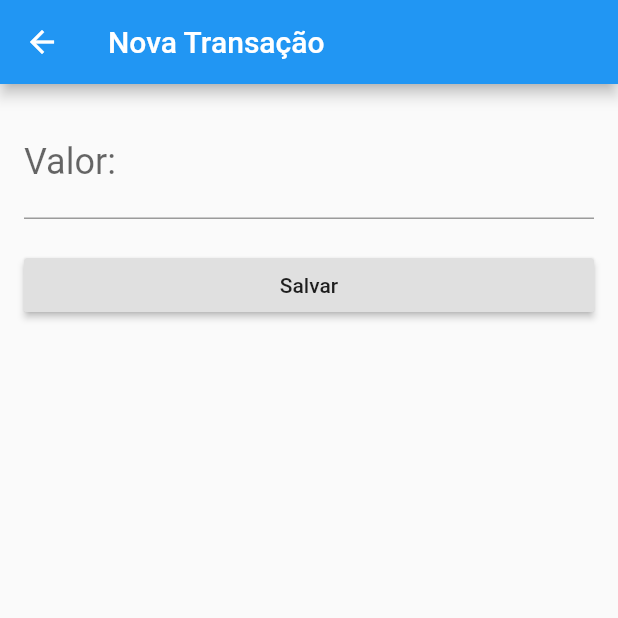
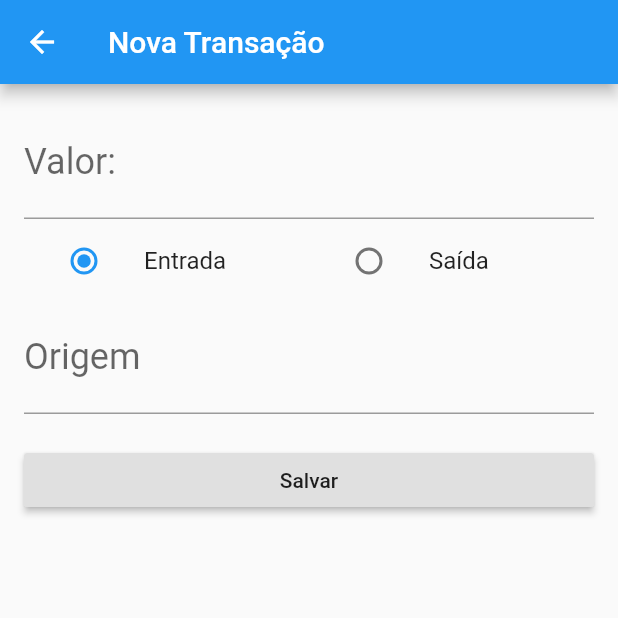
Before and after one commit to gabrielbmoro/pocketWalletApp, a Flutter app: the screen it shows after launch, after a tap on the "add" icon, on a phone screen of 412 x 824 dp, the top half of it. Run offline on Flutter 3.47's test engine with Material 2 defaults, Android fonts, the phone set to English and light mode, and no system bars; our stand-ins replace sqflite; accounts and stored records are empty.

Commit message:
Refactoring some code; Creating new screen; and Creating new component to be used as Selector

```diff
--- a/lib/main.dart
+++ b/lib/main.dart
@@ -3,7 +3,8 @@ import 'package:pocketwallet/database/dao/transaction_dao.dart';
 import 'models/expense.dart';
 import 'models/expense_type.dart';
 import 'models/income.dart';
-import 'screens/home/home_page.dart';
+import 'presentation/home/home_page.dart';
+import 'presentation/strings.dart';
 
 void main() => runApp(WalletPocketApp());
 
@@ -58,7 +59,7 @@ class WalletPocketApp extends StatelessWidget {
             }
         });
     return MaterialApp(
-      title: 'Wallet Pocket',
+      title: APP_NAME,
       theme: ThemeData(
         // This is the theme of your application.
         //
--- a/lib/screens/home/transactions/transactions_list.dart
+++ b/lib/presentation/home/transactions/transaction_card.dart
@@ -1,37 +1,6 @@
 import 'package:flutter/material.dart';
 import 'package:pocketwallet/models/transaction.dart';
 import 'package:pocketwallet/util/currency.dart';
-
-class TransactionsList extends StatefulWidget {
-  List<PocketWalletTransaction> _transactions;
-  TransactionsList(this._transactions);
-
-  @override
-  State<StatefulWidget> createState() {
-    return TransactionsState(_transactions);
-  }
-}
-
-//String source, double value, int month, int year
-class TransactionsState extends State<TransactionsList> {
-
-  List<PocketWalletTransaction> _transactions;
-
-  TransactionsState(this._transactions);
-
-  @override
-  Widget build(BuildContext context) {
-    return ListView.builder(
-      scrollDirection: Axis.vertical,
-      shrinkWrap: true,
-      physics: const NeverScrollableScrollPhysics(),
-      itemBuilder: (context, index) {
-        return TransactionCard(_transactions[index]);
-      },
-      itemCount: _transactions.length,
-    );
-  }
-}
 
 class TransactionCard extends StatelessWidget {
   final PocketWalletTransaction _item;
--- /dev/null
+++ b/lib/presentation/home/transactions/transactions_list.dart
@@ -0,0 +1,34 @@
+import 'package:flutter/material.dart';
+import 'package:pocketwallet/models/transaction.dart';
+import 'transaction_card.dart';
+
+class TransactionsList extends StatefulWidget {
+  List<PocketWalletTransaction> _transactions;
+
+  TransactionsList(this._transactions);
+
+  @override
+  State<StatefulWidget> createState() {
+    return TransactionsState(_transactions);
+  }
+}
+
+//String source, double value, int month, int year
+class TransactionsState extends State<TransactionsList> {
+  List<PocketWalletTransaction> _transactions;
+
+  TransactionsState(this._transactions);
+
+  @override
+  Widget build(BuildContext context) {
+    return ListView.builder(
+      scrollDirection: Axis.vertical,
+      shrinkWrap: true,
+      physics: const NeverScrollableScrollPhysics(),
+      itemBuilder: (context, index) {
+        return TransactionCard(_transactions[index]);
+      },
+      itemCount: _transactions.length,
+    );
+  }
+}
--- /dev/null
+++ b/lib/presentation/strings.dart
@@ -0,0 +1,11 @@
+const String HOME_PAGE_TITLE = 'Carteira de Bolso';
+const String LOADING = 'Carregando';
+const String ERROR_MESSAGE = 'Ocorreu algum problema desconhecido';
+const String VALUE = 'Valor:';
+const String SAVE = 'Salvar';
+const String INCOME = 'Entrada';
+const String EXPENSE = 'Saída';
+const String SOURCE = 'Origem';
+const String EXPENSE_TYPE = 'Tipo de Despesa';
+const String TRANSACAO = 'Nova Transação';
+const String APP_NAME = 'Carteira de Bolso';
--- /dev/null
+++ b/lib/presentation/transactionform/transaction_form.dart
@@ -0,0 +1,103 @@
+import 'package:flutter/material.dart';
+import 'package:pocketwallet/models/transaction.dart';
+import 'package:pocketwallet/presentation/transactionform/expense_options.dart';
+import '../strings.dart';
+
+class NewTransaction extends StatefulWidget {
+  @override
+  _NewTransactionState createState() => _NewTransactionState();
+}
+
+class _NewTransactionState extends State<NewTransaction> {
+  TransactionType _type = TransactionType.INCOME;
+
+  @override
+  Widget build(BuildContext context) {
+    return Scaffold(
+      appBar: AppBar(
+        title: Text(TRANSACAO),
+      ),
+      body: SingleChildScrollView(
+        child: Padding(
+          padding: const EdgeInsets.all(16.0),
+          child: Column(
+            mainAxisAlignment: MainAxisAlignment.start,
+            crossAxisAlignment: CrossAxisAlignment.stretch,
+            children: <Widget>[
+              TextField(
+                keyboardType: TextInputType.numberWithOptions(
+                  signed: false,
+                  decimal: true,
+                ),
+                decoration: InputDecoration(
+                  labelText: VALUE,
+                ),
+                style: TextStyle(
+                  fontSize: 24,
+                ),
+              ),
+              Row(
+                children: <Widget>[
+                  Expanded(
+                    child: ListTile(
+                      title: const Text(INCOME),
+                      leading: Radio(
+                        value: TransactionType.INCOME,
+                        groupValue: _type,
+                        onChanged: (TransactionType value) {
+                          setState(() {
+                            _type = value;
+                          });
+                        },
+                      ),
+                    ),
+                  ),
+                  Expanded(
+                    child: ListTile(
+                      title: const Text(EXPENSE),
+                      leading: Radio(
+                        value: TransactionType.EXPENSE,
+                        groupValue: _type,
+                        onChanged: (TransactionType value) {
+                          setState(() {
+                            _type = value;
+                          });
+                        },
+                      ),
+                    ),
+                  ),
+                ],
+              ),
+              _buildPanelAccordingToTransactionType(),
+              Padding(
+                padding: const EdgeInsets.only(top: 20.0),
+                child: RaisedButton(
+                  onPressed: () => {},
+                  child: Text(SAVE),
+                ),
+              ),
+            ],
+          ),
+        ),
+      ),
+    );
+  }
+
+  Widget _buildPanelAccordingToTransactionType() {
+    switch (_type) {
+      case TransactionType.EXPENSE:
+        return ExpenseOptions();
+      case TransactionType.INCOME:
+        return TextField(
+          keyboardType: TextInputType.text,
+          decoration: InputDecoration(
+            labelText: SOURCE,
+          ),
+          style: TextStyle(
+            fontSize: 24,
+          ),
+        );
+    }
+    return Text('');
+  }
+}
--- a/lib/screens/transactionform/transaction_form.dart
+++ /dev/null
@@ -1,56 +0,0 @@
-import 'package:flutter/material.dart';
-import 'package:pocketwallet/models/transaction.dart';
-
-const String VALUE = 'Valor:';
-const String SAVE = 'Salvar';
-const String INCOME = 'Entrada';
-const String EXPENSE = 'Saída';
-const String TRANSACAO = 'Nova Transação';
-
-class NewTransaction extends StatefulWidget {
-  @override
-  _NewTransactionState createState() => _NewTransactionState();
-}
-
-class _NewTransactionState extends State<NewTransaction> {
-  TransactionType _type = TransactionType.INCOME;
-
-  @override
-  Widget build(BuildContext context) {
-    return Scaffold(
-      appBar: AppBar(
-        title: Text(TRANSACAO),
-      ),
-      body: SingleChildScrollView(
-        child: Padding(
-          padding: const EdgeInsets.all(16.0),
-          child: Column(
-            mainAxisAlignment: MainAxisAlignment.start,
-            crossAxisAlignment: CrossAxisAlignment.stretch,
-            children: <Widget>[
-              TextField(
-                keyboardType: TextInputType.numberWithOptions(
-                  signed: false,
-                  decimal: true,
-                ),
-                decoration: InputDecoration(
-                  labelText: VALUE,
-                ),
-                style: TextStyle(
-                  fontSize: 24,
-                ),
-              ),
-              Padding(
-                padding: const EdgeInsets.only(top: 20.0),
-                child: RaisedButton(
-                  onPressed: () => {},
-                  child: Text(SAVE),
-                ),
-              ),
-            ],
-          ),
-        ),
-      ),
-    );
-  }
-}
```
Also changed, not shown: lib/models/expense_type.dart (+13 -0 lines), lib/presentation/home/home_page.dart (renamed from lib/screens/home/home_page.dart, +3 -6 lines), lib/presentation/transactionform/expense_options.dart (added, +41 -0 lines), lib/presentation/home/walletreport/custom_painter.dart (renamed from lib/screens/home/walletreport/custom_painter.dart), lib/presentation/home/walletreport/wallet_report.dart (renamed from lib/screens/home/walletreport/wallet_report.dart).
